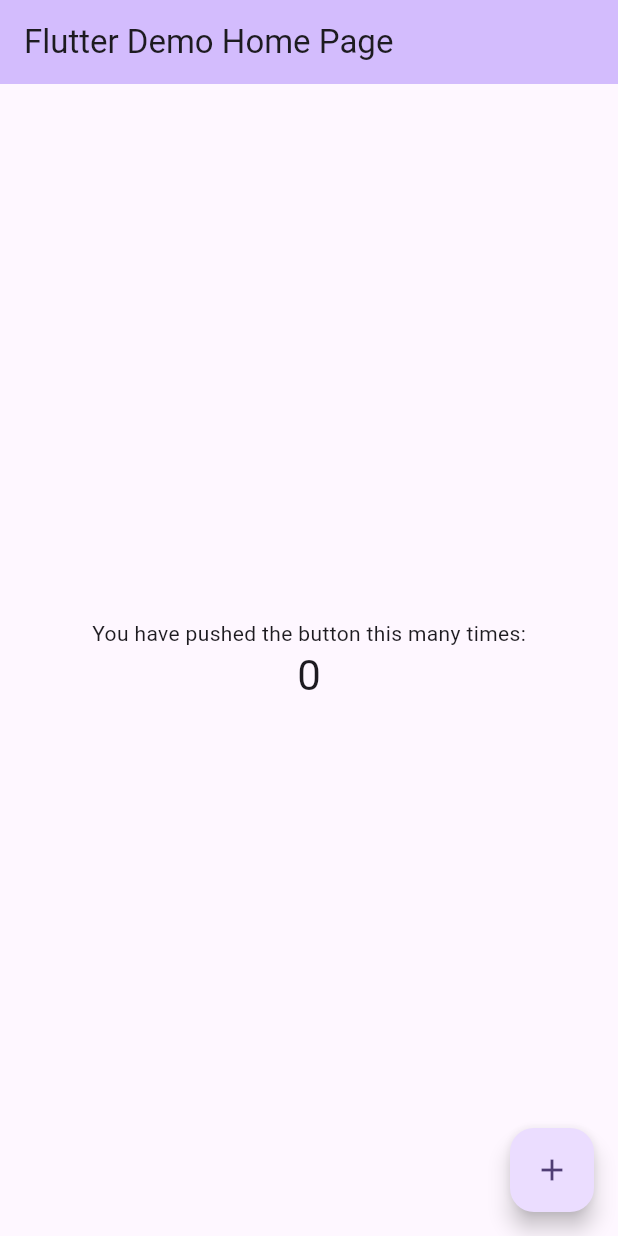
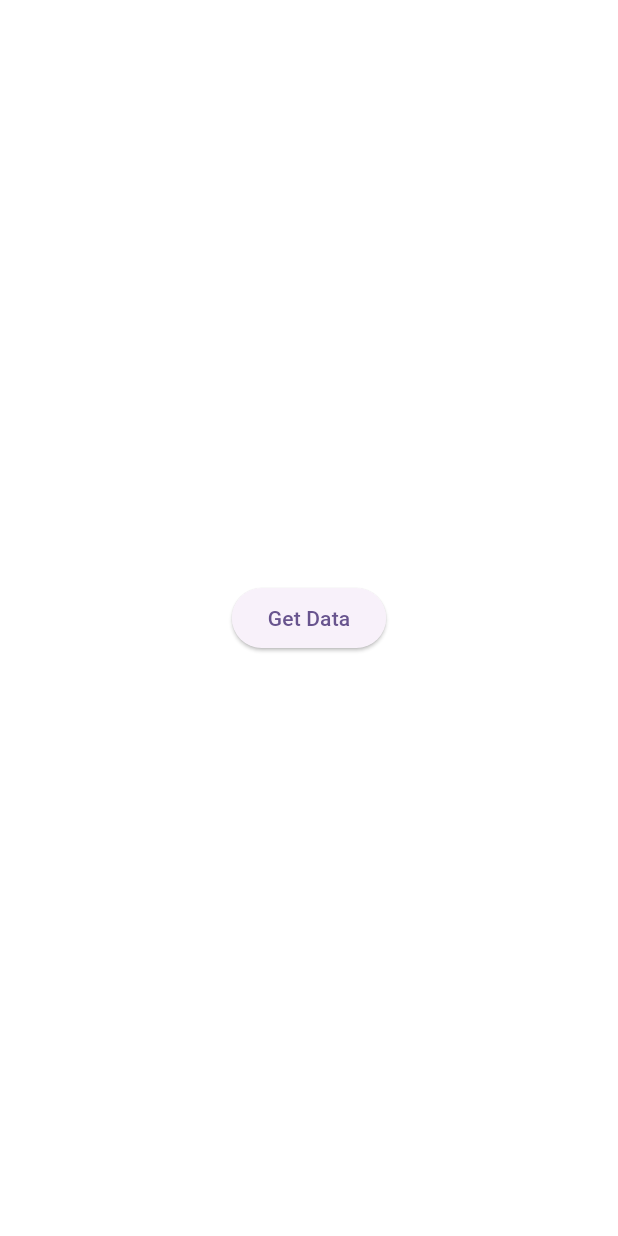
Before and after one commit to aymanemhd/weather-app, a Flutter app: the screen it shows after launch, on a phone screen of 412 x 824 dp. Run offline on Flutter 3.47's test engine with Material 2 defaults, Android fonts, the phone set to English and light mode, and no system bars.

Commit message:
add screens

```diff
--- a/lib/main.dart
+++ b/lib/main.dart
@@ -1,4 +1,5 @@
-import 'package:flutter/material.dart';
+ import 'package:flutter/material.dart';
+import 'package:weatherapp/screens/weather.dart';
 
 void main() {
   runApp(const MyApp());
@@ -7,119 +8,16 @@ void main() {
 class MyApp extends StatelessWidget {
   const MyApp({super.key});
 
-  // This widget is the root of your application.
   @override
   Widget build(BuildContext context) {
     return MaterialApp(
       title: 'Flutter Demo',
       theme: ThemeData(
-        // This is the theme of your application.
-        //
-        // TRY THIS: Try running your application with "flutter run". You'll see
-        // the application has a blue toolbar. Then, without quitting the app,
-        // try changing the seedColor in the colorScheme below to Colors.green
-        // and then invoke "hot reload" (save your changes or press the "hot
-        // reload" button in a Flutter-supported IDE, or press "r" if you used
-        // the command line to start the app).
-        //
-        // Notice that the counter didn't reset back to zero; the application
-        // state is not lost during the reload. To reset the state, use hot
-        // restart instead.
-        //
-        // This works for code too, not just values: Most code changes can be
-        // tested with just a hot reload.
+       useMaterial3: true,
         colorScheme: ColorScheme.fromSeed(seedColor: Colors.deepPurple),
-        useMaterial3: true,
+        primarySwatch: Colors.blue,
       ),
-      home: const MyHomePage(title: 'Flutter Demo Home Page'),
+      home: WeatherApp()
     );
   }
 }
-
-class MyHomePage extends StatefulWidget {
-  const MyHomePage({super.key, required this.title});
-
-  // This widget is the home page of your application. It is stateful, meaning
-  // that it has a State object (defined below) that contains fields that affect
-  // how it looks.
-
-  // This class is the configuration for the state. It holds the values (in this
-  // case the title) provided by the parent (in this case the App widget) and
-  // used by the build method of the State. Fields in a Widget subclass are
-  // always marked "final".
-
-  final String title;
-
-  @override
-  State<MyHomePage> createState() => _MyHomePageState();
-}
-
-class _MyHomePageState extends State<MyHomePage> {
-  int _counter = 0;
-
-  void _incrementCounter() {
-    setState(() {
-      // This call to setState tells the Flutter framework that something has
-      // changed in this State, which causes it to rerun the build method below
-      // so that the display can reflect the updated values. If we changed
-      // _counter without calling setState(), then the build method would not be
-      // called again, and so nothing would appear to happen.
-      _counter++;
-    });
-  }
-
-  @override
-  Widget build(BuildContext context) {
-    // This method is rerun every time setState is called, for instance as done
-    // by the _incrementCounter method above.
-    //
-    // The Flutter framework has been optimized to make rerunning build methods
-    // fast, so that you can just rebuild anything that needs updating rather
-    // than having to individually change instances of widgets.
-    return Scaffold(
-      appBar: AppBar(
-        // TRY THIS: Try changing the color here to a specific color (to
-        // Colors.amber, perhaps?) and trigger a hot reload to see the AppBar
-        // change color while the other colors stay the same.
-        backgroundColor: Theme.of(context).colorScheme.inversePrimary,
-        // Here we take the value from the MyHomePage object that was created by
-        // the App.build method, and use it to set our appbar title.
-        title: Text(widget.title),
-      ),
-      body: Center(
-        // Center is a layout widget. It takes a single child and positions it
-        // in the middle of the parent.
-        child: Column(
-          // Column is also a layout widget. It takes a list of children and
-          // arranges them vertically. By default, it sizes itself to fit its
-          // children horizontally, and tries to be as tall as its parent.
-          //
-          // Column has various properties to control how it sizes itself and
-          // how it positions its children. Here we use mainAxisAlignment to
-          // center the children vertically; the main axis here is the vertical
-          // axis because Columns are vertical (the cross axis would be
-          // horizontal).
-          //
-          // TRY THIS: Invoke "debug painting" (choose the "Toggle Debug Paint"
-          // action in the IDE, or press "p" in the console), to see the
-          // wireframe for each widget.
-          mainAxisAlignment: MainAxisAlignment.center,
-          children: <Widget>[
-            const Text(
-              'You have pushed the button this many times:',
-            ),
-            Text(
-              '$_counter',
-              style: Theme.of(context).textTheme.headlineMedium,
-            ),
-          ],
-        ),
-      ),
-      floatingActionButton: FloatingActionButton(
-        onPressed: _incrementCounter,
-        tooltip: 'Increment',
-        child: const Icon(Icons.add),
-      ), // This trailing comma makes auto-formatting nicer for build methods.
-    );
-  }
-}
--- /dev/null
+++ b/lib/screens/weather.dart
@@ -0,0 +1,32 @@
+import 'package:flutter/material.dart';
+
+class WeatherApp extends StatefulWidget {
+  const WeatherApp({super.key});
+
+  @override
+  State<WeatherApp> createState() => _WeatherAppState();
+}
+
+class _WeatherAppState extends State<WeatherApp> {
+  @override
+  Widget build(BuildContext context) {
+    return Scaffold(
+      backgroundColor: const Color(0x212121),
+      body: SafeArea(
+        child: Center(
+          child: Column(
+            mainAxisAlignment: MainAxisAlignment.center,
+            crossAxisAlignment: CrossAxisAlignment.center,
+            children: [
+              ElevatedButton(
+                  onPressed: () {
+                    print("call btn");
+                  },
+                  child: Text("Get Data"))
+            ],
+          ),
+        ),
+      ),
+    );
+  }
+}
```
